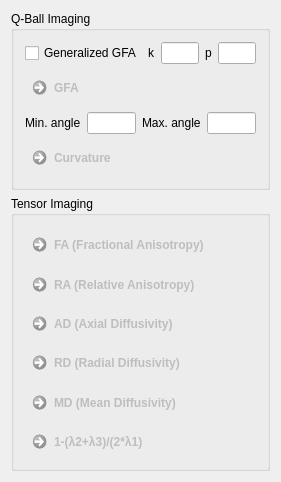
The window that Plugins/org.mitk.gui.qt.diffusionimaging/src/internal/QmitkDiffusionQuantificationViewControls.ui (MITK/MITK) describes before a commit, drawn with Qt 5.
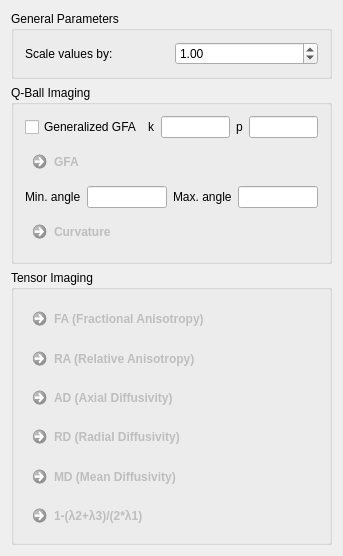
The same window after the commit.

Commit message: added user definde scaling. default=1

The edit to the form file:
```diff
--- a/Plugins/org.mitk.gui.qt.diffusionimaging/src/internal/QmitkDiffusionQuantificationViewControls.ui
+++ b/Plugins/org.mitk.gui.qt.diffusionimaging/src/internal/QmitkDiffusionQuantificationViewControls.ui
@@ -6,8 +6,8 @@
    <rect>
     <x>0</x>
     <y>0</y>
-    <width>281</width>
-    <height>443</height>
+    <width>343</width>
+    <height>553</height>
    </rect>
   </property>
   <property name="minimumSize">
@@ -20,6 +20,35 @@
    <string>QmitkTemplate</string>
   </property>
   <layout class="QVBoxLayout" name="verticalLayout_2">
+   <item>
+    <widget class="QGroupBox" name="groupBox_3">
+     <property name="title">
+      <string>General Parameters</string>
+     </property>
+     <layout class="QGridLayout" name="gridLayout">
+      <item row="0" column="0">
+       <widget class="QLabel" name="label_5">
+        <property name="text">
+         <string>Scale values by: </string>
+        </property>
+       </widget>
+      </item>
+      <item row="0" column="1">
+       <widget class="QDoubleSpinBox" name="m_ScaleImageValuesBox">
+        <property name="toolTip">
+         <string>All tensor or Q-Ball derived quantities are scaled by this value.</string>
+        </property>
+        <property name="maximum">
+         <double>100.000000000000000</double>
+        </property>
+        <property name="value">
+         <double>1.000000000000000</double>
+        </property>
+       </widget>
+      </item>
+     </layout>
+    </widget>
+   </item>
    <item>
     <widget class="QGroupBox" name="groupBox">
      <property name="title">
```
The commit also changes 1 other file.
